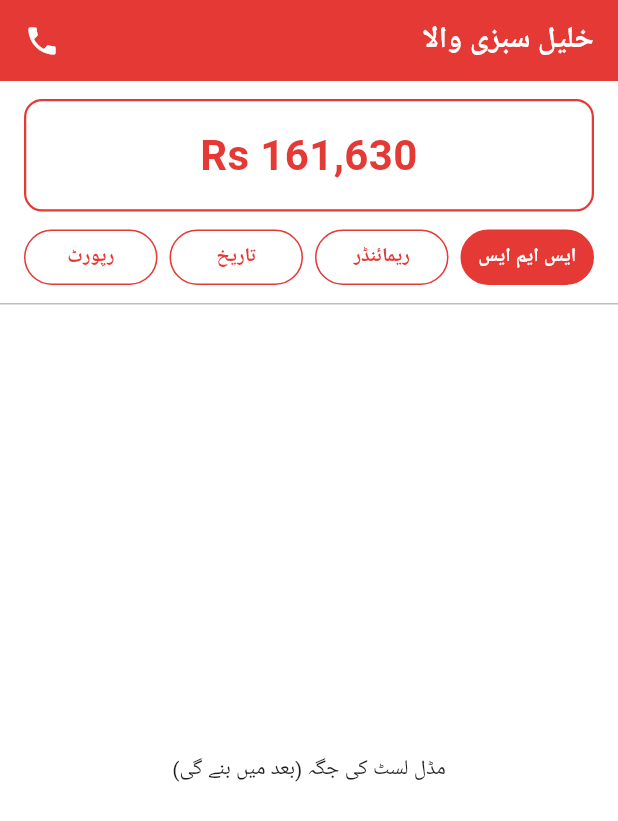
After one commit to nayabqistpoint/my_first_app, a Flutter app: the CustomerLedgerPage screen opened directly, on a phone screen of 412 x 824 dp. The commit adds this screen. Shown: the top 821 px of the screen. Run offline on Flutter 3.47's test engine with Material 3 defaults, Android fonts, the phone set to English and light mode, and no system bars.

Commit message:
customer ledger created

```diff
--- /dev/null
+++ b/lib/customer_ledger/top.dart
@@ -0,0 +1,108 @@
+import 'package:flutter/material.dart';
+
+class LedgerTopWidget extends StatelessWidget {
+  const LedgerTopWidget({super.key});
+
+  @override
+  Widget build(BuildContext context) {
+    return Column(
+      mainAxisSize: MainAxisSize.min,
+      crossAxisAlignment: CrossAxisAlignment.stretch,
+      children: [
+        // ۱۔ سب سے اوپر والا لال ہیڈر (نام اور فون آئکن)
+        Container(
+          color: const Color(0xFFE53935), // تصویر والا لال رنگ
+          padding: const EdgeInsets.symmetric(horizontal: 16, vertical: 12),
+          child: const SafeArea(
+            bottom: false,
+            child: Row(
+              mainAxisAlignment: MainAxisAlignment.spaceBetween,
+              children: [
+                // بائیں طرف فون کا آئکن
+                Icon(Icons.phone, color: Colors.white, size: 24),
+                // دائیں طرف کسٹمر کا نام
+                Text(
+                  "خلیل سبزی والا",
+                  style: TextStyle(
+                    fontSize: 20,
+                    fontWeight: FontWeight.bold,
+                    color: Colors.white,
+                  ),
+                ),
+              ],
+            ),
+          ),
+        ),
+
+        const SizedBox(height: 12),
+
+        // ۲۔ بڑا ٹوٹل بیلنس والا باکس (Rs 161,630)
+        Padding(
+          padding: const EdgeInsets.symmetric(horizontal: 16),
+          child: Container(
+            padding: const EdgeInsets.symmetric(vertical: 16),
+            decoration: BoxDecoration(
+              border: Border.all(color: const Color(0xFFE53935), width: 1.5), // لال بارڈر
+              borderRadius: BorderRadius.circular(12),
+              color: Colors.white,
+            ),
+            child: const Text(
+              "Rs 161,630",
+              textAlign: TextAlign.center,
+              style: TextStyle(
+                fontSize: 28,
+                fontWeight: FontWeight.bold,
+                color: Color(0xFFE53935), // لال رنگ کی رقم
+              ),
+            ),
+          ),
+        ),
+
+        const SizedBox(height: 12),
+
+        // ۳۔ چار بٹنز والی رو (ایس ایم ایس، ریمائنڈر، تاریخ، رپورٹ)
+        Padding(
+          padding: const EdgeInsets.symmetric(horizontal: 16),
+          child: Row(
+            children: [
+              _buildActionButton(text: "رپورٹ", isSelected: false),
+              const SizedBox(width: 8),
+              _buildActionButton(text: "تاریخ", isSelected: false),
+              const SizedBox(width: 8),
+              _buildActionButton(text: "ریمائنڈر", isSelected: false),
+              const SizedBox(width: 8),
+              _buildActionButton(text: "ایس ایم ایس", isSelected: true),
+            ],
+          ),
+        ),
+
+        const SizedBox(height: 12),
+        // یہاں black24 کو بدل کر black26 کر دیا ہے تاکہ ایرر ختم ہو جائے
+        const Divider(color: Colors.black26, height: 1),
+      ],
+    );
+  }
+
+  // چار بٹنز بنانے کا ٹول
+  Widget _buildActionButton({required String text, required bool isSelected}) {
+    return Expanded(
+      child: Container(
+        padding: const EdgeInsets.symmetric(vertical: 8),
+        decoration: BoxDecoration(
+          color: isSelected ? const Color(0xFFE53935) : Colors.white,
+          border: Border.all(color: const Color(0xFFE53935)),
+          borderRadius: BorderRadius.circular(20),
+        ),
+        child: Text(
+          text,
+          textAlign: TextAlign.center,
+          style: TextStyle(
+            fontSize: 13,
+            fontWeight: FontWeight.bold,
+            color: isSelected ? Colors.white : const Color(0xFFE53935),
+          ),
+        ),
+      ),
+    );
+  }
+}
--- /dev/null
+++ b/lib/customer_ledger_page.dart
@@ -0,0 +1,26 @@
+import 'package:flutter/material.dart';
+import 'customer_ledger/top.dart'; // ٹاپ وزٹ کو امپورٹ کر لیا
+
+class CustomerLedgerPage extends StatelessWidget {
+  const CustomerLedgerPage({super.key});
+
+  @override
+  Widget build(BuildContext context) {
+    return const Scaffold(
+      backgroundColor: Colors.white,
+      body: Column(
+        children: [
+          // ٹاپ والا حصہ (ہیڈر، بیلنس، بٹنز)
+          LedgerTopWidget(),
+
+          // مڈل اور باٹم ابھی خالی ہیں، ان پر بعد میں کام ہوگا
+          Expanded(
+            child: Center(
+              child: Text("مڈل لسٹ کی جگہ (بعد میں بنے گی)"),
+            ),
+          ),
+        ],
+      ),
+    );
+  }
+}
--- a/lib/home_page/views/customers_list.dart
+++ b/lib/home_page/views/customers_list.dart
@@ -1,4 +1,6 @@
 import 'package:flutter/material.dart';
+// کسٹمر لیجر کے مین پیج کو یہاں امپورٹ کر لیا تاکہ کلک ایکشن کام کر سکے
+import 'package:my_first_app/customer_ledger_page.dart';
 
 class CustomersListView extends StatelessWidget {
   const CustomersListView({super.key});
@@ -104,7 +106,17 @@ class CustomersListView extends StatelessWidget {
               Color amountColor = isAmountGreen ? Colors.green : Colors.red;
               Color dateColor = isDateExpired ? Colors.red : Colors.green;
 
-              return Column(
+              // یہاں پوری رو کو InkWell سے لک کر دیا ہے تاکہ کلک ایبل بن جائے
+              return InkWell(
+                onTap: () {
+                  Navigator.push(
+                    context,
+                    MaterialPageRoute(
+                      builder: (context) => const CustomerLedgerPage(),
+                    ),
+                  );
+                },
+                child: Column(
                   children: [
                     Padding(
                       padding: const EdgeInsets.symmetric(horizontal: 10, vertical: 6),
@@ -144,6 +156,7 @@ class CustomersListView extends StatelessWidget {
                     ),
                     const Divider(color: Colors.black26, thickness: 0.5, height: 1),
                   ],
+                ),
               );
             },
           ),
```
Also changed, not shown: lib/customer_ledger/bottom.dart (added), lib/customer_ledger/middle.dart (added). Lines whose indentation alone changed are shown as unchanged.
